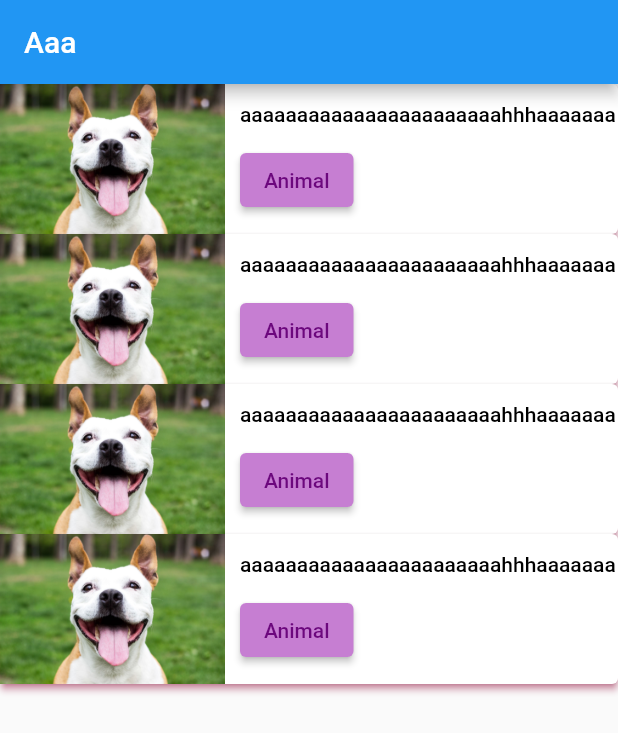
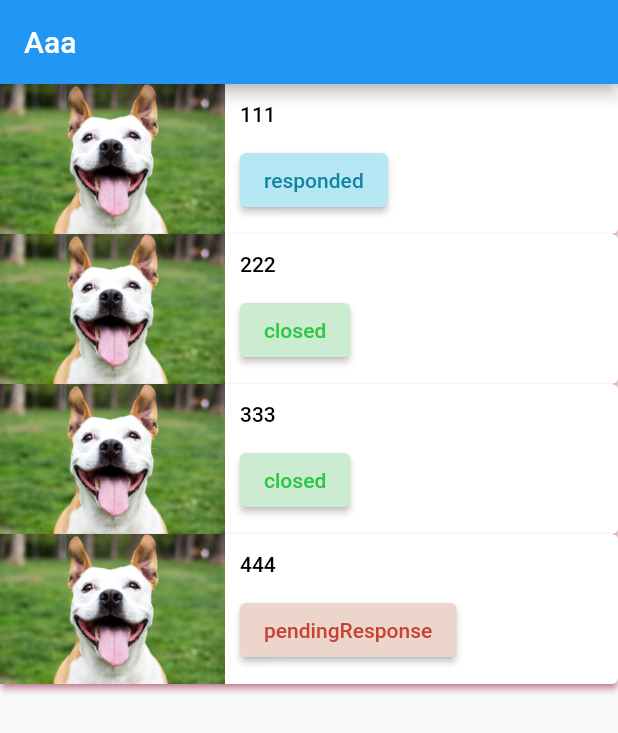
Before and after one commit to ssuntro/NewsApp_flutter_2022, a Flutter app: the screen it shows after launch, on a phone screen of 412 x 824 dp. Shown: the top 733 px of the screen. Run offline on Flutter 3.47's test engine with Material 2 defaults, Android fonts, the phone set to English and light mode, and no system bars; our stand-ins replace lottie.

Commit message:
[AC-3] create and display stubbData

```diff
--- a/lib/main_news_page.dart
+++ b/lib/main_news_page.dart
@@ -1,10 +1,23 @@
 import 'package:flutter/material.dart';
 import 'package:lottie/lottie.dart';
+import 'package:news_app/news_status.dart';
+import 'package:news_app/news_status_widget.dart';
 
 class MainNewsPage extends StatelessWidget {
   static const routeName = "main-news-page";
 
   MainNewsPage() {}
+
+  final model = [
+    {"title": "111", "status": NewsStatus.responded, "category": "animal"},
+    {"title": "222", "status": NewsStatus.closed, "category": "globalWarming"},
+    {"title": "333", "status": NewsStatus.closed, "category": "globalWarming"},
+    {
+      "title": "444",
+      "status": NewsStatus.pendingResponse,
+      "category": "finance"
+    }
+  ];
 
   @override
   Widget build(BuildContext context) {
@@ -38,18 +51,18 @@ class MainNewsPage extends StatelessWidget {
                           crossAxisAlignment: CrossAxisAlignment.start,
                           children: [
                             Text(
-                              "aaaaaaaaaaaaaaaaaaaaaaahhhaaaaaaa",
+                              (model[index]["title"] is String)
+                                  ? (model[index]["title"] as String)
+                                  : "",
                               maxLines: 1,
                               softWrap: false,
                               overflow: TextOverflow.ellipsis,
                             ),
-                            ElevatedButton(
-                              child: Text("Animal"),
-                              onPressed: () {},
-                              style: ElevatedButton.styleFrom(
-                                  primary: Color.fromARGB(255, 198, 126, 210),
-                                  onPrimary: Color.fromARGB(255, 108, 8, 125)),
-                            )
+                            ((model[index]["status"] is NewsStatus)
+                                ? NewsStatusWidget(
+                                    model:
+                                        (model[index]["status"] as NewsStatus))
+                                : Container())
                           ],
                         ))
                       ],
--- /dev/null
+++ b/lib/news_status.dart
@@ -0,0 +1,44 @@
+import 'package:flutter/material.dart';
+
+enum NewsStatus { responded, closed, pendingResponse }
+
+extension NewsStatusExtension on NewsStatus {
+  Color get primaryColor {
+    switch (this) {
+      case NewsStatus.closed:
+        return Color.fromARGB(255, 203, 236, 208);
+      case NewsStatus.responded:
+        return Color.fromARGB(255, 181, 231, 244);
+      case NewsStatus.pendingResponse:
+        return Color.fromARGB(255, 236, 214, 203);
+      default:
+        return null;
+    }
+  }
+
+  Color get onPrimaryColor {
+    switch (this) {
+      case NewsStatus.closed:
+        return Color.fromARGB(255, 48, 200, 71);
+      case NewsStatus.responded:
+        return Color.fromARGB(255, 20, 133, 161);
+      case NewsStatus.pendingResponse:
+        return Color.fromARGB(255, 200, 66, 48);
+      default:
+        return null;
+    }
+  }
+
+  String get rawValue {
+    switch (this) {
+      case NewsStatus.closed:
+        return "closed";
+      case NewsStatus.responded:
+        return "responded";
+      case NewsStatus.pendingResponse:
+        return "pendingResponse";
+      default:
+        return "";
+    }
+  }
+}
--- /dev/null
+++ b/lib/news_status_widget.dart
@@ -0,0 +1,20 @@
+import 'package:flutter/material.dart';
+
+import 'news_status.dart';
+
+class NewsStatusWidget extends StatelessWidget {
+  final NewsStatus model;
+
+  NewsStatusWidget({@required this.model});
+
+  @override
+  Widget build(BuildContext context) {
+    return ElevatedButton(
+        child: Text(model.rawValue),
+        onPressed: () {},
+        style: ElevatedButton.styleFrom(
+          primary: model.primaryColor,
+          onPrimary: model.onPrimaryColor,
+        ));
+  }
+}
```
Also changed, not shown: lib/a_stateless_widget.dart (+2 -6 lines).
